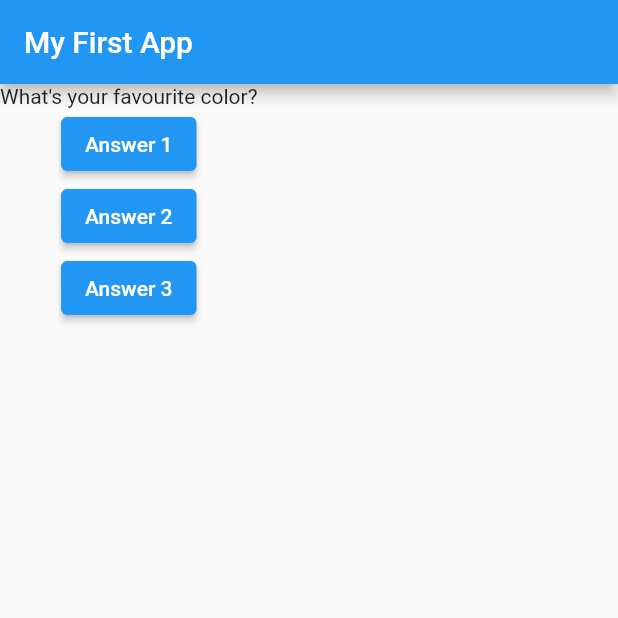
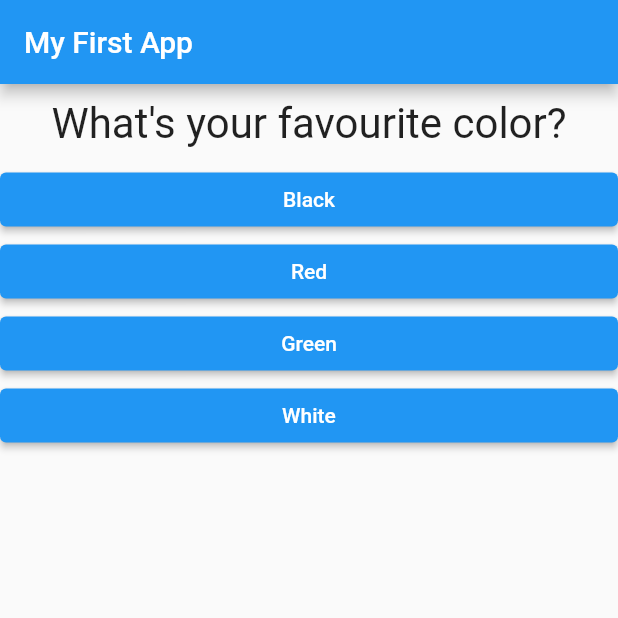
Before and after one commit to Andyayk/flutter_complete_guide, a Flutter app: the screen it shows after launch, on a phone screen of 412 x 824 dp, the top half of it. Run offline on Flutter 3.47's test engine with Material 2 defaults, Android fonts, the phone set to English and light mode, and no system bars.

Commit message:
- add answer and question

```diff
--- /dev/null
+++ b/lib/answer.dart
@@ -0,0 +1,22 @@
+import 'package:flutter/material.dart';
+
+class Answer extends StatelessWidget {
+  final Function selectedHandler;
+  final String answerText;
+
+  Answer(this.selectedHandler, this.answerText);
+
+  @override
+  Widget build(BuildContext context) {
+    return Container(
+      width: double.infinity,
+      child: ElevatedButton(
+        style: ButtonStyle(
+          backgroundColor: MaterialStateProperty.all(Colors.blue),
+        ),
+        child: Text(answerText),
+        onPressed: () => selectedHandler(),
+      ),
+    );
+  }
+}
--- a/lib/main.dart
+++ b/lib/main.dart
@@ -1,4 +1,6 @@
 import 'package:flutter/material.dart';
+import './question.dart';
+import './answer.dart';
 
 void main() {
   runApp(MyApp());
@@ -10,19 +12,29 @@ class MyApp extends StatefulWidget {
 }
 
 class _MyAppState extends State<MyApp> {
-  var questionIndex = 0;
+  var _questionIndex = 0;
 
-  void answerQuestion() {
+  void _answerQuestion() {
     setState(() {
-      questionIndex = questionIndex + 1;
+      _questionIndex = _questionIndex + 1;
     });
   }
 
   @override
   Widget build(BuildContext content) {
-    var questions = [
-      'What\'s your favourite color?',
-      'What\'s your favourite animal?',
+    const questions = [
+      {
+        'questionText': 'What\'s your favourite color?',
+        'answers': ['Black', 'Red', 'Green', 'White']
+      },
+      {
+        'questionText': 'What\'s your favourite animal?',
+        'answers': ['Rabbit', 'Snake', 'Elephant', 'Lion']
+      },
+      {
+        'questionText': 'Who\'s your favourite instructor?',
+        'answers': ['Andy', 'Andy', 'Andy', 'Andy']
+      },
     ];
 
     //build method will return a widget
@@ -33,21 +45,13 @@ class _MyAppState extends State<MyApp> {
         ),
         body: Column(
           children: [
-            Text(
-              questions[questionIndex],
+            Question(
+              questions[_questionIndex]['questionText'],
             ),
-            ElevatedButton(
-              child: Text('Answer 1'),
-              onPressed: answerQuestion,
-            ),
-            ElevatedButton(
-              child: Text('Answer 2'),
-              onPressed: () => answerQuestion(),
-            ),
-            ElevatedButton(
-              child: Text('Answer 3'),
-              onPressed: answerQuestion,
-            ),
+            ...(questions[_questionIndex]['answers'] as List<String>)
+                .map((answer) {
+              return Answer(_answerQuestion, answer);
+            }).toList()
           ],
         ),
       ),
--- /dev/null
+++ b/lib/question.dart
@@ -0,0 +1,20 @@
+import 'package:flutter/material.dart';
+
+class Question extends StatelessWidget {
+  final String questionText;
+
+  Question(this.questionText);
+
+  @override
+  Widget build(BuildContext context) {
+    return Container(
+      width: double.infinity,
+      margin: EdgeInsets.all(10),
+      child: Text(
+        questionText,
+        style: TextStyle(fontSize: 28),
+        textAlign: TextAlign.center,
+      ),
+    );
+  }
+}
```
